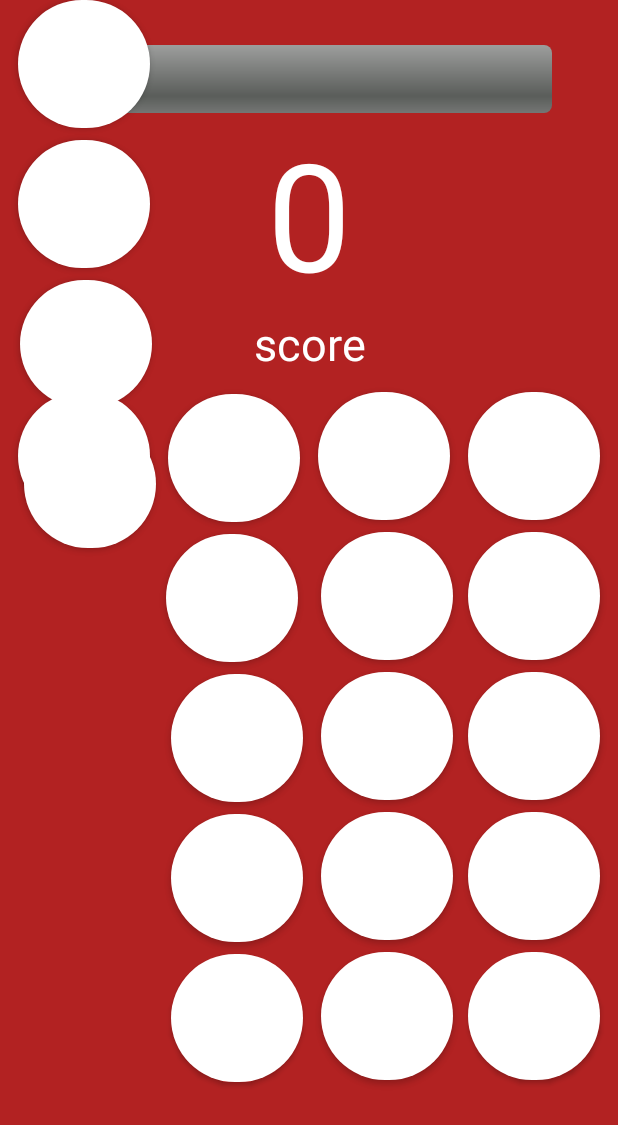
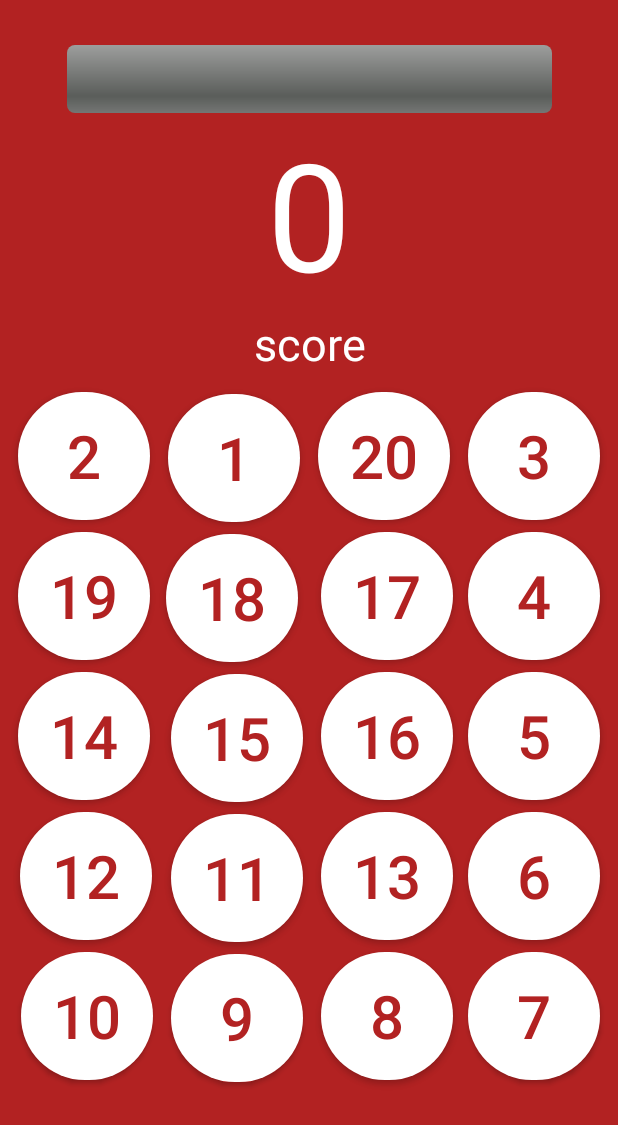
Before and after one commit to IntaeHwang/Hackerthon, an Android app: the layout activity_order_game.xml on its own in the app's theme, with its tools: preview values and no code run, on a phone screen of 412 x 824 dp. Shown: the top 1125 px of the screen. Run offline under Robolectric (Android 15) with nearby library versions, the light colour scheme and no system bars.

Commit message:
OrderGame , activity_order_game 추가

```diff
--- a/app/src/main/res/layout/activity_order_game.xml
+++ b/app/src/main/res/layout/activity_order_game.xml
@@ -41,19 +41,31 @@
         android:layout_height="wrap_content"
         android:layout_marginStart="20dp"
         android:layout_marginEnd="20dp"
-        android:layout_marginBottom="35dp"
+        android:layout_marginBottom="37dp"
         android:gravity="center"
         android:text="score"
         android:textColor="#ffffff"
         android:textSize="30sp"
-        app:layout_constraintBottom_toTopOf="@+id/tableLayout"
         app:layout_constraintEnd_toEndOf="parent"
         app:layout_constraintStart_toStartOf="parent"
         app:layout_constraintTop_toBottomOf="@+id/textView_activity_taptap_userScore" />
 
 
     <Button
-        android:id="@+id/button_activity_taptap_roundTouchButton"
+        android:id="@+id/button_activity_order_game_roundTouchButton"
+        android:layout_width="wrap_content"
+        android:layout_height="85dp"
+        android:layout_marginStart="12dp"
+        android:layout_marginTop="12dp"
+        android:text="2"
+        android:textColor="#B22222"
+        android:textSize="40sp"
+        android:background="@drawable/circular_round_white_button"
+        app:layout_constraintStart_toStartOf="parent"
+        app:layout_constraintTop_toBottomOf="@+id/textView_activity_taptap_scoreText" />
+
+    <Button
+        android:id="@+id/button_activity_order_game_roundTouchButton2"
         android:layout_width="wrap_content"
         android:layout_height="85dp"
         android:layout_marginStart="12dp"
@@ -61,209 +73,259 @@
         android:layout_marginEnd="12dp"
         android:layout_marginBottom="8dp"
         android:background="@drawable/circular_round_white_button"
-        app:layout_constraintBottom_toTopOf="@+id/button_activity_taptap_roundTouchButton6"
-        app:layout_constraintEnd_toStartOf="@+id/button_activity_taptap_roundTouchButton3"
-        app:layout_constraintStart_toEndOf="@+id/button_activity_taptap_roundTouchButton"
+        android:text="1"
+        android:textColor="#B22222"
+        android:textSize="40sp"
+        app:layout_constraintBottom_toTopOf="@+id/button_activity_order_game_roundTouchButton6"
+        app:layout_constraintEnd_toStartOf="@+id/button_activity_order_game_roundTouchButton3"
+        app:layout_constraintStart_toEndOf="@+id/button_activity_order_game_roundTouchButton"
         app:layout_constraintTop_toBottomOf="@+id/textView_activity_taptap_scoreText" />
 
     <Button
-        android:id="@+id/button_activity_taptap_roundTouchButton"
-        android:layout_width="wrap_content"
-        android:layout_height="85dp"
-        android:layout_marginStart="12dp"
-        android:layout_marginTop="12dp"
-        android:background="@drawable/circular_round_white_button"
-        app:layout_constraintStart_toStartOf="parent"
-        app:layout_constraintTop_toBottomOf="@+id/textView_activity_taptap_scoreText" />
-
-    <Button
-        android:id="@+id/button_activity_taptap_roundTouchButton2"
+        android:id="@+id/button_activity_order_game_roundTouchButton4"
         android:layout_width="wrap_content"
         android:layout_height="85dp"
         android:layout_marginTop="12dp"
         android:layout_marginEnd="12dp"
+        android:text="3"
+        android:textColor="#B22222"
+        android:textSize="40sp"
         android:background="@drawable/circular_round_white_button"
         app:layout_constraintEnd_toEndOf="parent"
-        app:layout_constraintStart_toEndOf="@+id/button_activity_taptap_roundTouchButton3"
+        app:layout_constraintStart_toEndOf="@+id/button_activity_order_game_roundTouchButton3"
         app:layout_constraintTop_toBottomOf="@+id/textView_activity_taptap_scoreText" />
 
     <Button
-        android:id="@+id/button_activity_taptap_roundTouchButton4"
+        android:id="@+id/button_activity_order_game_roundTouchButton8"
         android:layout_width="wrap_content"
         android:layout_height="85dp"
         android:layout_marginTop="8dp"
         android:layout_marginEnd="12dp"
+        android:text="4"
+        android:textColor="#B22222"
+        android:textSize="40sp"
         android:background="@drawable/circular_round_white_button"
         app:layout_constraintEnd_toEndOf="parent"
-        app:layout_constraintTop_toBottomOf="@+id/button_activity_taptap_roundTouchButton2" />
+        app:layout_constraintTop_toBottomOf="@+id/button_activity_order_game_roundTouchButton4" />
 
     <Button
-        android:id="@+id/button_activity_taptap_roundTouchButton8"
+        android:id="@+id/button_activity_order_game_roundTouchButton12"
         android:layout_width="wrap_content"
         android:layout_height="85dp"
         android:layout_marginTop="8dp"
         android:layout_marginEnd="12dp"
+        android:text="5"
+        android:textColor="#B22222"
+        android:textSize="40sp"
         android:background="@drawable/circular_round_white_button"
         app:layout_constraintEnd_toEndOf="parent"
-        app:layout_constraintTop_toBottomOf="@+id/button_activity_taptap_roundTouchButton4" />
+        app:layout_constraintTop_toBottomOf="@+id/button_activity_order_game_roundTouchButton8" />
 
     <Button
-        android:id="@+id/button_activity_taptap_roundTouchButton12"
+        android:id="@+id/button_activity_order_game_roundTouchButton16"
         android:layout_width="wrap_content"
         android:layout_height="85dp"
         android:layout_marginTop="8dp"
         android:layout_marginEnd="12dp"
+        android:text="6"
+        android:textColor="#B22222"
+        android:textSize="40sp"
         android:background="@drawable/circular_round_white_button"
         app:layout_constraintEnd_toEndOf="parent"
-        app:layout_constraintTop_toBottomOf="@+id/button_activity_taptap_roundTouchButton8" />
+        app:layout_constraintTop_toBottomOf="@+id/button_activity_order_game_roundTouchButton12" />
 
     <Button
-        android:id="@+id/button_activity_taptap_roundTouchButton16"
+        android:id="@+id/button_activity_order_game_roundTouchButton20"
         android:layout_width="wrap_content"
         android:layout_height="85dp"
         android:layout_marginTop="8dp"
         android:layout_marginEnd="12dp"
+        android:text="7"
+        android:textColor="#B22222"
+        android:textSize="40sp"
         android:background="@drawable/circular_round_white_button"
         app:layout_constraintEnd_toEndOf="parent"
-        app:layout_constraintTop_toBottomOf="@+id/button_activity_taptap_roundTouchButton12" />
+        app:layout_constraintTop_toBottomOf="@+id/button_activity_order_game_roundTouchButton16" />
 
     <Button
-        android:id="@+id/button_activity_taptap_roundTouchButton17"
+        android:id="@+id/button_activity_order_game_roundTouchButton19"
         android:layout_width="wrap_content"
         android:layout_height="85dp"
         android:layout_marginTop="8dp"
         android:layout_marginEnd="10dp"
+        android:text="8"
+        android:textColor="#B22222"
+        android:textSize="40sp"
         android:background="@drawable/circular_round_white_button"
-        app:layout_constraintEnd_toStartOf="@+id/button_activity_taptap_roundTouchButton16"
-        app:layout_constraintTop_toBottomOf="@+id/button_activity_taptap_roundTouchButton14" />
+        app:layout_constraintEnd_toStartOf="@+id/button_activity_order_game_roundTouchButton20"
+        app:layout_constraintTop_toBottomOf="@+id/button_activity_order_game_roundTouchButton15" />
 
     <Button
-        android:id="@+id/button_activity_taptap_roundTouchButton18"
+        android:id="@+id/button_activity_order_game_roundTouchButton18"
         android:layout_width="wrap_content"
         android:layout_height="85dp"
         android:layout_marginTop="8dp"
         android:layout_marginEnd="12dp"
+        android:text="9"
+        android:textColor="#B22222"
+        android:textSize="40sp"
         android:background="@drawable/circular_round_white_button"
-        app:layout_constraintEnd_toStartOf="@+id/button_activity_taptap_roundTouchButton17"
-        app:layout_constraintTop_toBottomOf="@+id/button_activity_taptap_roundTouchButton13" />
+        app:layout_constraintEnd_toStartOf="@+id/button_activity_order_game_roundTouchButton19"
+        app:layout_constraintTop_toBottomOf="@+id/button_activity_order_game_roundTouchButton14" />
 
     <Button
-        android:id="@+id/button_activity_taptap_roundTouchButton19"
+        android:id="@+id/button_activity_order_game_roundTouchButton17"
         android:layout_width="wrap_content"
         android:layout_height="85dp"
+        android:layout_marginStart="12dp"
         android:layout_marginTop="8dp"
         android:layout_marginEnd="10dp"
+        android:text="10"
+        android:textColor="#B22222"
+        android:textSize="40sp"
         android:background="@drawable/circular_round_white_button"
-        app:layout_constraintEnd_toStartOf="@+id/button_activity_taptap_roundTouchButton18"
-        app:layout_constraintTop_toBottomOf="@+id/button_activity_taptap_roundTouchButton15" />
+        app:layout_constraintEnd_toStartOf="@+id/button_activity_order_game_roundTouchButton18"
+        app:layout_constraintStart_toStartOf="parent"
+        app:layout_constraintTop_toBottomOf="@+id/button_activity_order_game_roundTouchButton13" />
 
     <Button
-        android:id="@+id/button_activity_taptap_roundTouchButton13"
+        android:id="@+id/button_activity_order_game_roundTouchButton14"
         android:layout_width="wrap_content"
         android:layout_height="85dp"
         android:layout_marginTop="8dp"
         android:layout_marginEnd="12dp"
+        android:text="11"
+        android:textColor="#B22222"
+        android:textSize="40sp"
         android:background="@drawable/circular_round_white_button"
-        app:layout_constraintEnd_toStartOf="@+id/button_activity_taptap_roundTouchButton14"
-        app:layout_constraintTop_toBottomOf="@+id/button_activity_taptap_roundTouchButton11" />
+        app:layout_constraintEnd_toStartOf="@+id/button_activity_order_game_roundTouchButton15"
+        app:layout_constraintTop_toBottomOf="@+id/button_activity_order_game_roundTouchButton10" />
 
     <Button
-        android:id="@+id/button_activity_taptap_roundTouchButton15"
+        android:id="@+id/button_activity_order_game_roundTouchButton13"
         android:layout_width="wrap_content"
         android:layout_height="85dp"
         android:layout_marginStart="12dp"
         android:layout_marginTop="8dp"
         android:layout_marginEnd="12dp"
+        android:text="12"
+        android:textColor="#B22222"
+        android:textSize="40sp"
         android:background="@drawable/circular_round_white_button"
-        app:layout_constraintEnd_toStartOf="@+id/button_activity_taptap_roundTouchButton13"
+        app:layout_constraintEnd_toStartOf="@+id/button_activity_order_game_roundTouchButton14"
         app:layout_constraintStart_toStartOf="parent"
-        app:layout_constraintTop_toBottomOf="@+id/button_activity_taptap_roundTouchButton9" />
+        app:layout_constraintTop_toBottomOf="@+id/button_activity_order_game_roundTouchButton9" />
 
     <Button
-        android:id="@+id/button_activity_taptap_roundTouchButton14"
+        android:id="@+id/button_activity_order_game_roundTouchButton15"
         android:layout_width="wrap_content"
         android:layout_height="85dp"
         android:layout_marginTop="8dp"
         android:layout_marginEnd="10dp"
+        android:text="13"
+        android:textColor="#B22222"
+        android:textSize="40sp"
         android:background="@drawable/circular_round_white_button"
-        app:layout_constraintEnd_toStartOf="@+id/button_activity_taptap_roundTouchButton12"
-        app:layout_constraintTop_toBottomOf="@+id/button_activity_taptap_roundTouchButton10" />
+        app:layout_constraintEnd_toStartOf="@+id/button_activity_order_game_roundTouchButton16"
+        app:layout_constraintTop_toBottomOf="@+id/button_activity_order_game_roundTouchButton11" />
 
     <Button
-        android:id="@+id/button_activity_taptap_roundTouchButton9"
+        android:id="@+id/button_activity_order_game_roundTouchButton9"
         android:layout_width="wrap_content"
         android:layout_height="85dp"
         android:layout_marginStart="12dp"
         android:layout_marginTop="8dp"
+        android:text="14"
+        android:textColor="#B22222"
+        android:textSize="40sp"
         android:background="@drawable/circular_round_white_button"
         app:layout_constraintStart_toStartOf="parent"
-        app:layout_constraintTop_toBottomOf="@+id/button_activity_taptap_roundTouchButton7" />
+        app:layout_constraintTop_toBottomOf="@+id/button_activity_order_game_roundTouchButton5" />
 
     <Button
-        android:id="@+id/button_activity_taptap_roundTouchButton11"
+        android:id="@+id/button_activity_order_game_roundTouchButton10"
         android:layout_width="wrap_content"
         android:layout_height="85dp"
         android:layout_marginTop="8dp"
         android:layout_marginEnd="12dp"
+        android:text="15"
+        android:textColor="#B22222"
+        android:textSize="40sp"
         android:background="@drawable/circular_round_white_button"
-        app:layout_constraintEnd_toStartOf="@+id/button_activity_taptap_roundTouchButton10"
-        app:layout_constraintTop_toBottomOf="@+id/button_activity_taptap_roundTouchButton6" />
+        app:layout_constraintEnd_toStartOf="@+id/button_activity_order_game_roundTouchButton11"
+        app:layout_constraintTop_toBottomOf="@+id/button_activity_order_game_roundTouchButton6" />
 
     <Button
-        android:id="@+id/button_activity_taptap_roundTouchButton10"
+        android:id="@+id/button_activity_order_game_roundTouchButton11"
         android:layout_width="wrap_content"
         android:layout_height="85dp"
         android:layout_marginTop="8dp"
         android:layout_marginEnd="10dp"
+        android:text="16"
+        android:textColor="#B22222"
+        android:textSize="40sp"
         android:background="@drawable/circular_round_white_button"
-        app:layout_constraintEnd_toStartOf="@+id/button_activity_taptap_roundTouchButton8"
-        app:layout_constraintTop_toBottomOf="@+id/button_activity_taptap_roundTouchButton5" />
+        app:layout_constraintEnd_toStartOf="@+id/button_activity_order_game_roundTouchButton12"
+        app:layout_constraintTop_toBottomOf="@+id/button_activity_order_game_roundTouchButton7" />
 
     <Button
-        android:id="@+id/button_activity_taptap_roundTouchButton5"
+        android:id="@+id/button_activity_order_game_roundTouchButton7"
         android:layout_width="wrap_content"
         android:layout_height="85dp"
         android:layout_marginStart="5dp"
         android:layout_marginTop="8dp"
         android:layout_marginEnd="15dp"
+        android:text="17"
+        android:textColor="#B22222"
+        android:textSize="40sp"
         android:background="@drawable/circular_round_white_button"
-        app:layout_constraintEnd_toStartOf="@+id/button_activity_taptap_roundTouchButton4"
-        app:layout_constraintStart_toEndOf="@+id/button_activity_taptap_roundTouchButton6"
-        app:layout_constraintTop_toBottomOf="@+id/button_activity_taptap_roundTouchButton3" />
+        app:layout_constraintEnd_toStartOf="@+id/button_activity_order_game_roundTouchButton8"
+        app:layout_constraintStart_toEndOf="@+id/button_activity_order_game_roundTouchButton6"
+        app:layout_constraintTop_toBottomOf="@+id/button_activity_order_game_roundTouchButton3" />
 
     <Button
-        android:id="@+id/button_activity_taptap_roundTouchButton6"
+        android:id="@+id/button_activity_order_game_roundTouchButton6"
         android:layout_width="wrap_content"
         android:layout_height="85dp"
         android:layout_marginStart="15dp"
         android:layout_marginTop="8dp"
         android:layout_marginEnd="10dp"
         android:layout_marginBottom="15dp"
+        android:text="18"
+        android:textColor="#B22222"
+        android:textSize="40sp"
         android:background="@drawable/circular_round_white_button"
-        app:layout_constraintBottom_toTopOf="@+id/button_activity_taptap_roundTouchButton11"
-        app:layout_constraintEnd_toStartOf="@+id/button_activity_taptap_roundTouchButton5"
-        app:layout_constraintStart_toEndOf="@+id/button_activity_taptap_roundTouchButton7"
-        app:layout_constraintTop_toBottomOf="@+id/button_activity_taptap_roundTouchButton" />
+        app:layout_constraintBottom_toTopOf="@+id/button_activity_order_game_roundTouchButton10"
+        app:layout_constraintEnd_toStartOf="@+id/button_activity_order_game_roundTouchButton7"
+        app:layout_constraintStart_toEndOf="@+id/button_activity_order_game_roundTouchButton5"
+        app:layout_constraintTop_toBottomOf="@+id/button_activity_order_game_roundTouchButton" />
 
     <Button
-        android:id="@+id/button_activity_taptap_roundTouchButton7"
+        android:id="@+id/button_activity_order_game_roundTouchButton5"
         android:layout_width="wrap_content"
         android:layout_height="85dp"
         android:layout_marginStart="12dp"
+        android:layout_marginTop="8dp"
+        android:text="19"
+        android:textColor="#B22222"
+        android:textSize="40sp"
         android:background="@drawable/circular_round_white_button"
         app:layout_constraintStart_toStartOf="parent"
-        tools:layout_editor_absoluteY="353dp" />
+        app:layout_constraintTop_toBottomOf="@+id/button_activity_order_game_roundTouchButton" />
 
     <Button
-        android:id="@+id/button_activity_taptap_roundTouchButton3"
+        android:id="@+id/button_activity_order_game_roundTouchButton3"
         android:layout_width="wrap_content"
         android:layout_height="85dp"
         android:layout_marginStart="112dp"
         android:layout_marginTop="12dp"
         android:layout_marginEnd="12dp"
+        android:text="20"
+        android:textColor="#B22222"
+        android:textSize="40sp"
         android:background="@drawable/circular_round_white_button"
-        app:layout_constraintEnd_toStartOf="@+id/button_activity_taptap_roundTouchButton2"
-        app:layout_constraintStart_toEndOf="@+id/button_activity_taptap_roundTouchButton"
+        app:layout_constraintEnd_toStartOf="@+id/button_activity_order_game_roundTouchButton4"
+        app:layout_constraintStart_toEndOf="@+id/button_activity_order_game_roundTouchButton"
         app:layout_constraintTop_toBottomOf="@+id/textView_activity_taptap_scoreText" />
 
 
--- a/app/src/main/res/layout/activity_tap_tap.xml
+++ b/app/src/main/res/layout/activity_tap_tap.xml
@@ -80,14 +80,14 @@
         android:text="▼"
         android:textColor="#ffffff"
         android:textSize="28sp"
-        app:layout_constraintBottom_toTopOf="@+id/button_activity_taptap_roundTouchButton"
+        app:layout_constraintBottom_toTopOf="@+id/button_activity_order_game_roundTouchButton"
         app:layout_constraintEnd_toEndOf="parent"
         app:layout_constraintHorizontal_bias="1.0"
         app:layout_constraintStart_toStartOf="parent"
         app:layout_constraintTop_toBottomOf="@+id/textView_activity_taptap_informationPhrase" />
 
     <Button
-        android:id="@+id/button_activity_taptap_roundTouchButton"
+        android:id="@+id/button_activity_order_game_roundTouchButton"
         android:layout_width="223dp"
         android:layout_height="228dp"
         android:layout_marginStart="150dp"
```
